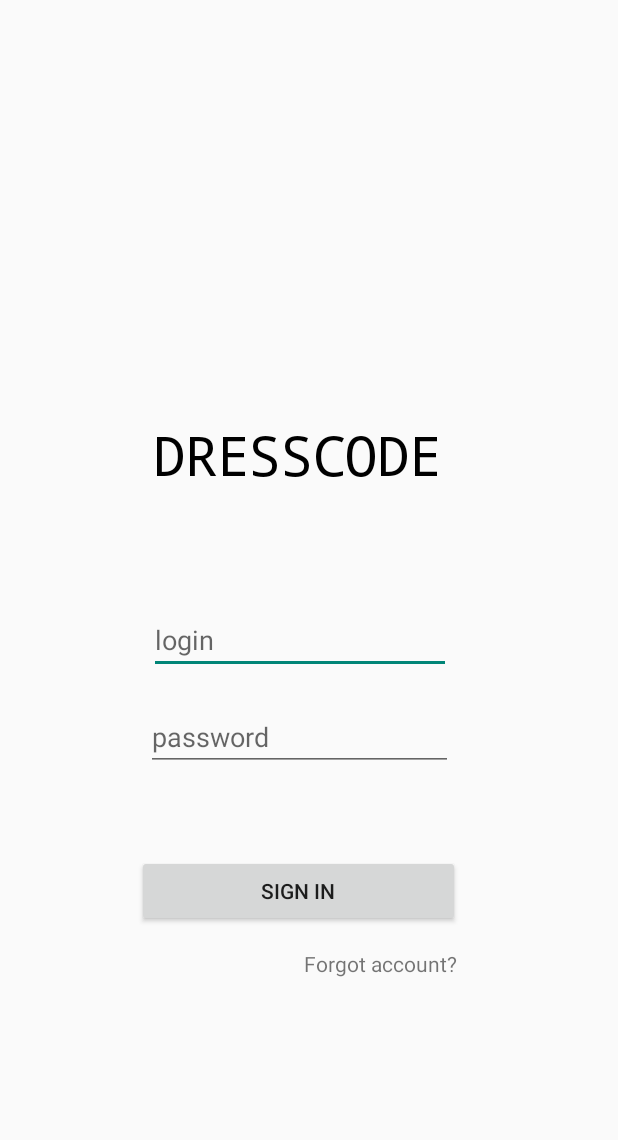
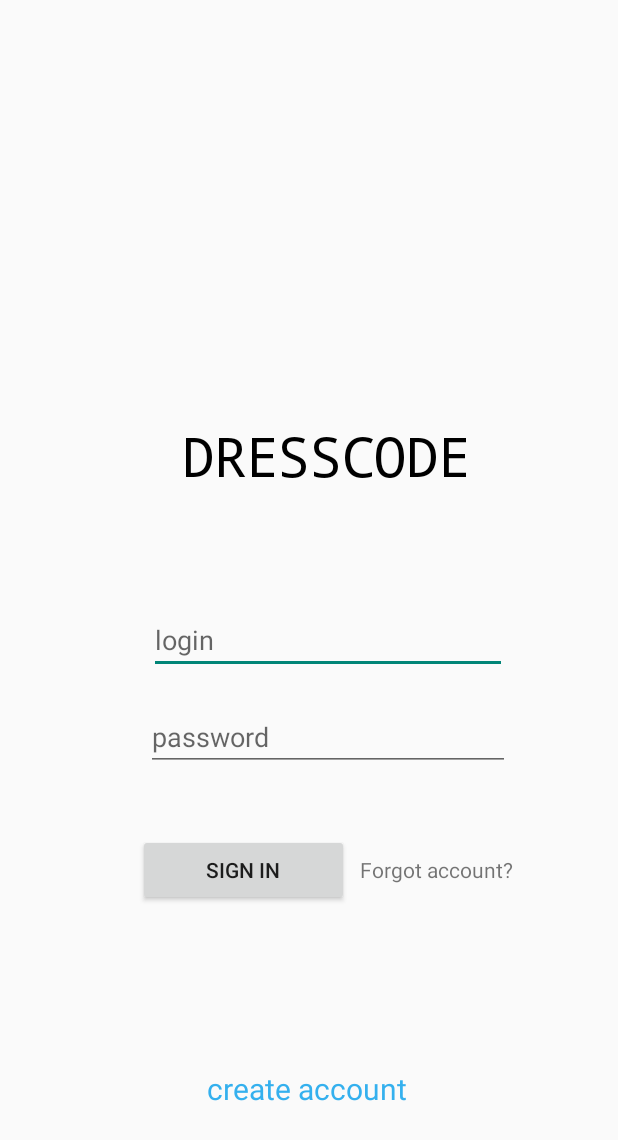
Before and after one commit to biba-boba-2-dolboeba/dresscode-proj, an Android app: the screen it shows after launch (SignInActivity), on a phone screen of 412 x 824 dp. Shown: the top 1140 px of the screen. Run offline under Robolectric (Android 15) with nearby library versions, the phone set to English and light mode, and no system bars.

Commit message:
created 'create account' textview

```diff
--- a/app/src/main/AndroidManifest.xml
+++ b/app/src/main/AndroidManifest.xml
@@ -6,7 +6,7 @@
         android:allowBackup="true"
         android:icon="@mipmap/ic_launcher"
         android:label="@string/app_name"
-        android:theme="@style/Theme.AppCompat.Light.NoActionBar"
+        android:theme="@style/Theme.AppCompat.Light.NoActionBar.FullScreen"
         android:roundIcon="@mipmap/ic_launcher_round"
         android:supportsRtl="true">
         <activity android:name=".presentation.signin_screen.SignInActivity">
@@ -17,7 +17,7 @@
             </intent-filter>
         </activity>
 
-        <activity android:name=".presentation.forgot_account_screen.ForgotAccountActivity"/>
+        <activity android:name=".presentation.forgot_account_screen.ForgotAccountActivity" />
 
     </application>
 
--- a/app/src/main/res/layout/sign_in_layout.xml
+++ b/app/src/main/res/layout/sign_in_layout.xml
@@ -26,12 +26,12 @@
             android:layout_alignParentEnd="true"
             android:layout_alignParentRight="true"
             android:layout_alignParentBottom="true"
-            android:layout_marginStart="102dp"
-            android:layout_marginLeft="102dp"
-            android:layout_marginTop="231dp"
-            android:layout_marginEnd="112dp"
-            android:layout_marginRight="112dp"
-            android:layout_marginBottom="451dp"
+            android:layout_marginStart="121dp"
+            android:layout_marginLeft="121dp"
+            android:layout_marginTop="232dp"
+            android:layout_marginEnd="93dp"
+            android:layout_marginRight="93dp"
+            android:layout_marginBottom="450dp"
             android:lineSpacingExtra="8sp"
             android:text="@string/app_name"
             android:textAllCaps="true"
@@ -43,7 +43,7 @@
 
         <EditText
             android:id="@+id/login_field"
-            android:layout_width="wrap_content"
+            android:layout_width="239dp"
             android:layout_height="wrap_content"
             android:layout_alignParentStart="true"
             android:layout_alignParentLeft="true"
@@ -52,8 +52,8 @@
             android:layout_alignParentBottom="true"
             android:layout_marginStart="99dp"
             android:layout_marginLeft="99dp"
-            android:layout_marginEnd="109dp"
-            android:layout_marginRight="109dp"
+            android:layout_marginEnd="72dp"
+            android:layout_marginRight="72dp"
             android:layout_marginBottom="328dp"
             android:ems="10"
             android:hint="@string/enter_login"
@@ -61,7 +61,7 @@
 
         <EditText
             android:id="@+id/password_field"
-            android:layout_width="wrap_content"
+            android:layout_width="243dp"
             android:layout_height="wrap_content"
             android:layout_alignParentStart="true"
             android:layout_alignParentLeft="true"
@@ -70,8 +70,8 @@
             android:layout_alignParentBottom="true"
             android:layout_marginStart="97dp"
             android:layout_marginLeft="97dp"
-            android:layout_marginEnd="108dp"
-            android:layout_marginRight="108dp"
+            android:layout_marginEnd="70dp"
+            android:layout_marginRight="70dp"
             android:layout_marginBottom="263dp"
             android:ems="10"
             android:hint="@string/enter_pass"
@@ -86,11 +86,11 @@
             android:layout_alignParentEnd="true"
             android:layout_alignParentRight="true"
             android:layout_alignParentBottom="true"
-            android:layout_marginStart="91dp"
-            android:layout_marginLeft="91dp"
-            android:layout_marginEnd="103dp"
-            android:layout_marginRight="103dp"
-            android:layout_marginBottom="159dp"
+            android:layout_marginStart="92dp"
+            android:layout_marginLeft="92dp"
+            android:layout_marginEnd="177dp"
+            android:layout_marginRight="177dp"
+            android:layout_marginBottom="173dp"
             android:text="@string/common_signin_button_text" />
 
         <TextView
@@ -100,13 +100,12 @@
             android:layout_alignParentEnd="true"
             android:layout_alignParentRight="true"
             android:layout_alignParentBottom="true"
-            android:layout_marginEnd="105dp"
-            android:layout_marginRight="105dp"
-            android:layout_marginBottom="125dp"
+            android:layout_marginEnd="68dp"
+            android:layout_marginRight="68dp"
+            android:layout_marginBottom="188dp"
             android:clickable="true"
             android:focusable="true"
-            android:text="@string/forgot_account"
-            />
+            android:text="@string/forgot_account" />
 
         <TextView
             android:id="@+id/error_message"
@@ -126,6 +125,27 @@
             android:layout_marginBottom="237dp"
             android:textColor="@color/red_error" />
 
+        <TextView
+            android:id="@+id/textView"
+            android:layout_width="176dp"
+            android:layout_height="wrap_content"
+            android:layout_alignParentStart="true"
+            android:layout_alignParentLeft="true"
+            android:layout_alignParentTop="true"
+            android:layout_alignParentEnd="true"
+            android:layout_alignParentRight="true"
+            android:layout_alignParentBottom="true"
+            android:layout_marginStart="116dp"
+            android:layout_marginLeft="116dp"
+            android:layout_marginTop="660dp"
+            android:layout_marginEnd="118dp"
+            android:layout_marginRight="118dp"
+            android:layout_marginBottom="33dp"
+            android:gravity="center"
+            android:text="@string/sign_out"
+            android:textColor="@color/blue"
+            android:textSize="20sp" />
+
     </RelativeLayout>
 
 </androidx.constraintlayout.widget.ConstraintLayout>
--- a/app/src/main/res/values/colors.xml
+++ b/app/src/main/res/values/colors.xml
@@ -5,4 +5,5 @@
     <color name="colorAccent">#D81B60</color>
     <color name="red_error">#f00</color>
     <color name="black_overlay">#66000000</color>
+    <color name="blue">#34B0EE</color>
 </resources>
--- a/app/src/main/res/values/strings.xml
+++ b/app/src/main/res/values/strings.xml
@@ -6,4 +6,5 @@
     <string name="forgot_account">Forgot account?</string>
 
     <string name="error_message">you enter invalid data</string>
+    <string name="sign_out">create account</string>
 </resources>
--- a/app/src/main/res/values/styles.xml
+++ b/app/src/main/res/values/styles.xml
@@ -8,13 +8,11 @@
         <item name="colorAccent">@color/colorAccent</item>
     </style>
 
-    <style name="FullscreenActionBarStyle" parent="Widget.AppCompat.ActionBar">
-        <item name="android:background">@color/black_overlay</item>
-    </style>
-
-    <style name="AppTheme.SlidrActivityTheme">
-        <item name="android:windowIsTranslucent">true</item>
-        <item name="android:windowBackground">@android:color/transparent</item>
+    <style name="Theme.AppCompat.Light.NoActionBar.FullScreen" parent="@style/Theme.AppCompat.Light.NoActionBar">
+        <item name="android:windowNoTitle">true</item>
+        <item name="android:windowActionBar">false</item>
+        <item name="android:windowFullscreen">true</item>
+        <item name="android:windowContentOverlay">@null</item>
     </style>
 
 </resources>
```
